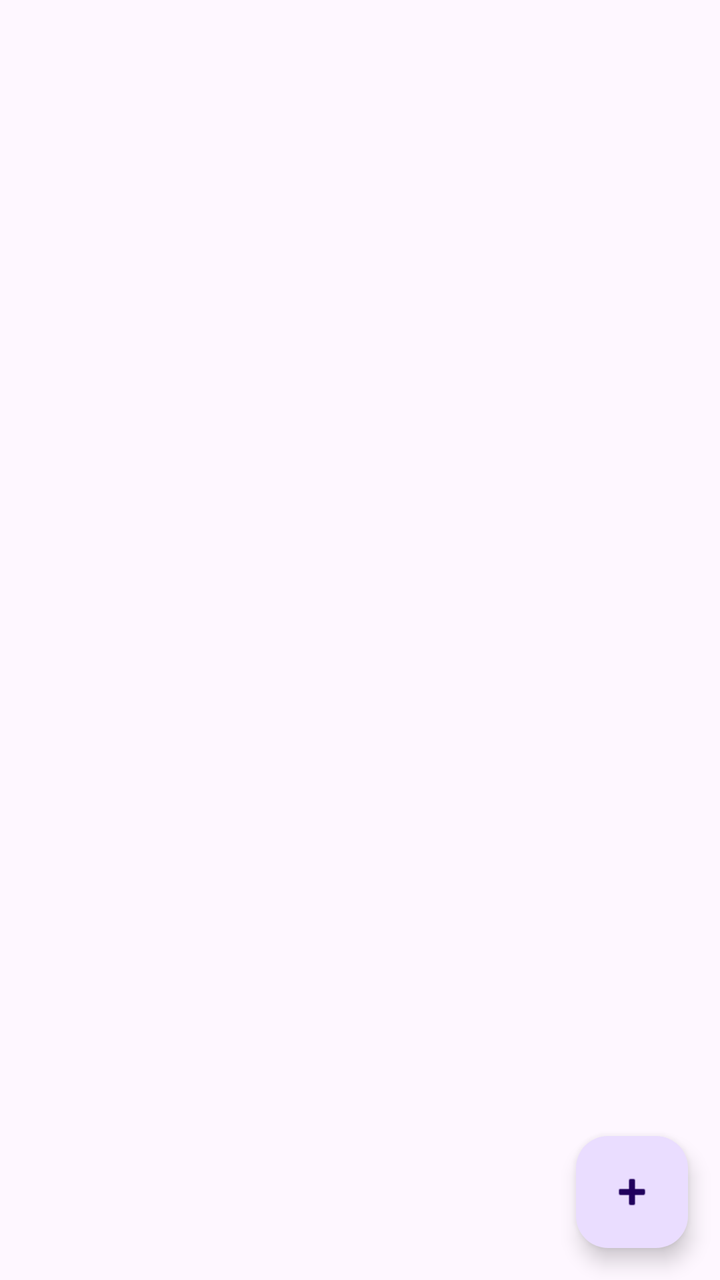
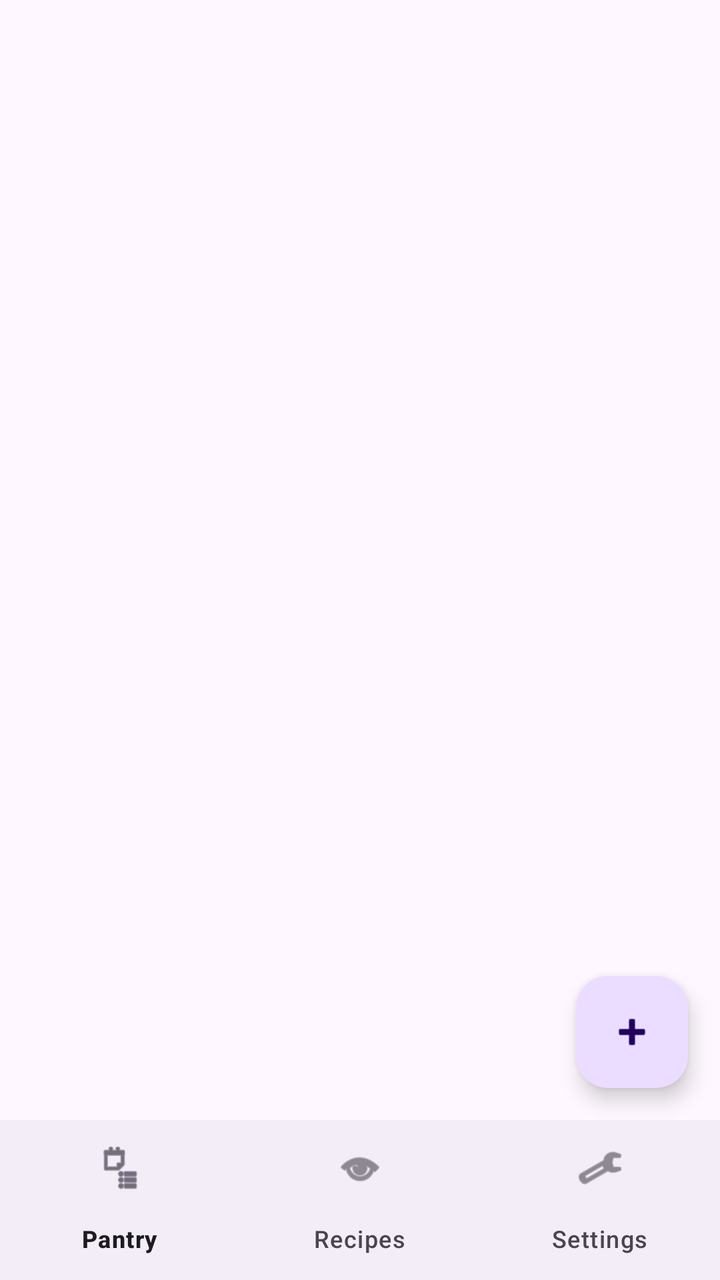

Before-and-after screenshots of an Android layout around one commit, followed by the original layout XML and the change that was made.
<!-- AndroidManifest.xml: application theme Theme.SmartPantryManager -->
<!-- res/layout/activity_main.xml -->
<?xml version="1.0" encoding="utf-8"?>
<RelativeLayout xmlns:android="http://schemas.android.com/apk/res/android"
    android:layout_width="match_parent"
    android:layout_height="match_parent"
    android:fitsSystemWindows="true">

    <androidx.recyclerview.widget.RecyclerView
        android:id="@+id/recyclerPantry"
        android:layout_width="match_parent"
        android:layout_height="match_parent"
        android:clipToPadding="false"
        android:paddingBottom="88dp" />

    <TextView
        android:id="@+id/tvEmpty"
        android:layout_width="wrap_content"
        android:layout_height="wrap_content"
        android:layout_centerInParent="true"
        android:padding="24dp"
        android:gravity="center"
        android:text="Your pantry is empty. Tap + to add an ingredient."
        android:textSize="16sp"
        android:visibility="gone" />

    <com.google.android.material.floatingactionbutton.FloatingActionButton
        android:id="@+id/fabAdd"
        android:layout_width="wrap_content"
        android:layout_height="wrap_content"
        android:layout_alignParentBottom="true"
        android:layout_alignParentEnd="true"
        android:layout_margin="16dp"
        android:contentDescription="Add ingredient"
        android:src="@android:drawable/ic_input_add" />
</RelativeLayout>
<!-- resources referenced by this layout -->
<resources>
  <style name="Theme.SmartPantryManager" parent="Base.Theme.SmartPantryManager" />
  <style name="Base.Theme.SmartPantryManager" parent="Theme.Material3.DayNight">
          
          
      </style>
</resources>

<!-- the commit's change to res/layout/activity_main.xml (unified diff, before → after) -->
@@ -1,13 +1,22 @@
 <?xml version="1.0" encoding="utf-8"?>
 <RelativeLayout xmlns:android="http://schemas.android.com/apk/res/android"
+    xmlns:app="http://schemas.android.com/apk/res-auto"
     android:layout_width="match_parent"
     android:layout_height="match_parent"
     android:fitsSystemWindows="true">
+
+    <com.google.android.material.bottomnavigation.BottomNavigationView
+        android:id="@+id/bottomNav"
+        android:layout_width="match_parent"
+        android:layout_height="wrap_content"
+        android:layout_alignParentBottom="true"
+        app:menu="@menu/bottom_nav_menu" />
 
     <androidx.recyclerview.widget.RecyclerView
         android:id="@+id/recyclerPantry"
         android:layout_width="match_parent"
         android:layout_height="match_parent"
+        android:layout_above="@id/bottomNav"
         android:clipToPadding="false"
         android:paddingBottom="88dp" />
 
@@ -26,7 +35,7 @@
         android:id="@+id/fabAdd"
         android:layout_width="wrap_content"
         android:layout_height="wrap_content"
-        android:layout_alignParentBottom="true"
+        android:layout_above="@id/bottomNav"
         android:layout_alignParentEnd="true"
         android:layout_margin="16dp"
         android:contentDescription="Add ingredient"
